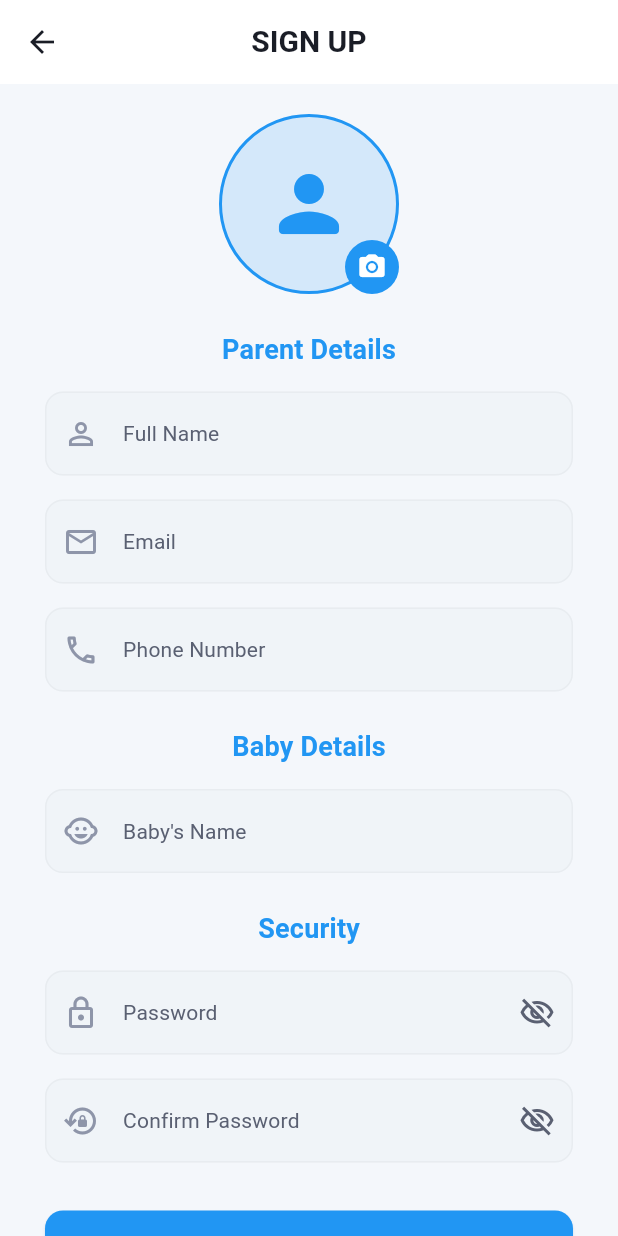
After one commit to umairva7/Smart-Baby-Band-FYP, a Flutter app: the screen it shows after launch, after a tap on "LOG IN", after a tap on "Sign Up", on a phone screen of 412 x 824 dp. The commit adds this screen. Run offline on Flutter 3.47's test engine with Material 3 defaults, Android fonts, the phone set to English and light mode, and no system bars; our stand-ins replace cloud_firestore, firebase_auth, firebase_core, firebase_messaging, firebase_storage, fl_chart and 1 more; accounts and stored records are empty.

Commit message:
implement Firebase Authentication for user login/signup and add logout functionality with token cleanup.

```diff
--- a/app/lib/login.dart
+++ b/app/lib/login.dart
@@ -1,5 +1,7 @@
 import 'package:flutter/material.dart';
+import 'package:firebase_auth/firebase_auth.dart';
 import 'dash.dart';
+import 'signup.dart';
 import 'services/fcm_service.dart';
 
 class LoginPage extends StatefulWidget {
@@ -17,24 +19,48 @@ class _LoginPageState extends State<LoginPage> {
   bool isLoading = false;
   bool _obscurePassword = true;
 
-  // TEMP login method (no Firebase)
+  // Real Firebase Login
   Future<void> loginUser() async {
     if (!_formKey.currentState!.validate()) return;
 
     setState(() => isLoading = true);
 
-    await Future.delayed(const Duration(seconds: 1)); // fake loading
+    try {
+      // 1. Sign in with Firebase Auth
+      final credential = await FirebaseAuth.instance.signInWithEmailAndPassword(
+        email: emailController.text.trim(),
+        password: passwordController.text,
+      );
 
-    // Initialize FCM — requests permission, saves token to Firestore
-    await FcmService.initialize();
+      if (credential.user != null) {
+        // 2. Initialize FCM — requests permission, saves token to Firestore
+        await FcmService.initialize();
 
-    setState(() => isLoading = false);
-
-    // Directly navigate to dashboard
-    Navigator.pushReplacement(
-      context,
-      MaterialPageRoute(builder: (context) => const DashboardPage()),
-    );
+        if (mounted) {
+          // 3. Navigate to dashboard
+          Navigator.pushReplacement(
+            context,
+            MaterialPageRoute(builder: (context) => const DashboardPage()),
+          );
+        }
+      }
+    } on FirebaseAuthException catch (e) {
+      if (mounted) {
+        ScaffoldMessenger.of(context).showSnackBar(
+          SnackBar(content: Text(e.message ?? 'Login failed')),
+        );
+      }
+    } catch (e) {
+      if (mounted) {
+        ScaffoldMessenger.of(context).showSnackBar(
+          SnackBar(content: Text('An error occurred: $e')),
+        );
+      }
+    } finally {
+      if (mounted) {
+        setState(() => isLoading = false);
+      }
+    }
   }
 
   @override
@@ -186,6 +212,30 @@ class _LoginPageState extends State<LoginPage> {
                           ),
                   ),
 
+                  const SizedBox(height: 16),
+
+                  // Sign up row
+                  Row(
+                    mainAxisAlignment: MainAxisAlignment.center,
+                    children: [
+                      Text(
+                        'Don\'t have an account?',
+                        style: theme.textTheme.bodyMedium?.copyWith(
+                          color: colorScheme.onSurfaceVariant,
+                        ),
+                      ),
+                      TextButton(
+                        onPressed: () {
+                          Navigator.push(
+                            context,
+                            MaterialPageRoute(builder: (context) => const SignupPage()),
+                          );
+                        },
+                        child: const Text('Sign Up'),
+                      ),
+                    ],
+                  ),
+
                   const SizedBox(height: 24),
                 ],
               ),
--- /dev/null
+++ b/app/lib/signup.dart
@@ -0,0 +1,362 @@
+import 'dart:io';
+import 'package:flutter/material.dart';
+import 'package:firebase_auth/firebase_auth.dart';
+import 'package:cloud_firestore/cloud_firestore.dart';
+import 'package:image_picker/image_picker.dart';
+import 'package:firebase_storage/firebase_storage.dart';
+import 'dash.dart';
+import 'services/fcm_service.dart';
+
+class SignupPage extends StatefulWidget {
+  const SignupPage({super.key});
+
+  @override
+  State<SignupPage> createState() => _SignupPageState();
+}
+
+class _SignupPageState extends State<SignupPage> {
+  final TextEditingController nameController = TextEditingController();
+  final TextEditingController emailController = TextEditingController();
+  final TextEditingController phoneController = TextEditingController();
+  final TextEditingController babyNameController = TextEditingController();
+  final TextEditingController passwordController = TextEditingController();
+  final TextEditingController confirmPasswordController = TextEditingController();
+  final _formKey = GlobalKey<FormState>();
+
+  bool isLoading = false;
+  bool _obscurePassword = true;
+  bool _obscureConfirmPassword = true;
+
+  File? _profileImage;
+
+  Future<void> _pickImage() async {
+
+    final ImagePicker picker = ImagePicker();
+    final XFile? image = await picker.pickImage(source: ImageSource.gallery);
+
+    if (image != null) {
+      setState(() {
+        _profileImage = File(image.path);
+      });
+    }
+
+    ScaffoldMessenger.of(context).showSnackBar(
+      const SnackBar(content: Text('Please run: flutter pub add image_picker firebase_storage first!')),
+    );
+  }
+
+  Future<void> registerUser() async {
+    if (!_formKey.currentState!.validate()) return;
+
+    setState(() => isLoading = true);
+
+    try {
+      // 1. Create user in Firebase Auth
+      final credential = await FirebaseAuth.instance.createUserWithEmailAndPassword(
+        email: emailController.text.trim(),
+        password: passwordController.text,
+      );
+
+      final user = credential.user;
+      if (user != null) {
+        String? profileImageUrl;
+
+        // 2. Upload Profile Image to Firebase Storage (Uncomment after installing packages)
+
+        if (_profileImage != null) {
+          final storageRef = FirebaseStorage.instance
+              .ref()
+              .child('user_profiles')
+              .child('${user.uid}.jpg');
+
+          await storageRef.putFile(_profileImage!);
+          profileImageUrl = await storageRef.getDownloadURL();
+        }
+
+
+        // 3. Store extended user data in Firestore
+        await FirebaseFirestore.instance.collection('users').doc(user.uid).set({
+          'name': nameController.text.trim(),
+          'email': emailController.text.trim(),
+          'phone': phoneController.text.trim(),
+          'baby_name': babyNameController.text.trim(),
+          'role': 'parent',
+          'profile_image': profileImageUrl ?? '',
+          'created_at': FieldValue.serverTimestamp(),
+        });
+
+        // 4. Initialize FCM
+        await FcmService.initialize();
+
+        if (mounted) {
+          Navigator.pushAndRemoveUntil(
+            context,
+            MaterialPageRoute(builder: (context) => const DashboardPage()),
+            (route) => false,
+          );
+        }
+      }
+    } on FirebaseAuthException catch (e) {
+      if (mounted) {
+        ScaffoldMessenger.of(context).showSnackBar(
+          SnackBar(content: Text(e.message ?? 'Registration failed')),
+        );
+      }
+    } catch (e) {
+      if (mounted) {
+        ScaffoldMessenger.of(context).showSnackBar(
+          SnackBar(content: Text('An error occurred: $e')),
+        );
+      }
+    } finally {
+      if (mounted) {
+        setState(() => isLoading = false);
+      }
+    }
+  }
+
+  @override
+  void dispose() {
+    nameController.dispose();
+    emailController.dispose();
+    phoneController.dispose();
+    babyNameController.dispose();
+    passwordController.dispose();
+    confirmPasswordController.dispose();
+    super.dispose();
+  }
+
+  @override
+  Widget build(BuildContext context) {
+    final theme = Theme.of(context);
+    final colorScheme = theme.colorScheme;
+
+    return Scaffold(
+      appBar: AppBar(
+        title: Text(
+          'SIGN UP',
+          style: theme.textTheme.headlineMedium,
+        ),
+      ),
+      body: SafeArea(
+        child: Center(
+          child: SingleChildScrollView(
+            padding: const EdgeInsets.symmetric(horizontal: 30, vertical: 20),
+            child: Form(
+              key: _formKey,
+              child: Column(
+                mainAxisAlignment: MainAxisAlignment.center,
+                children: [
+                  // Profile Image Picker
+                  GestureDetector(
+                    onTap: _pickImage,
+                    child: Stack(
+                      alignment: Alignment.bottomRight,
+                      children: [
+                        Container(
+                          width: 120,
+                          height: 120,
+                          decoration: BoxDecoration(
+                            shape: BoxShape.circle,
+                            color: colorScheme.primary.withValues(alpha: 0.15),
+                            border: Border.all(
+                              color: colorScheme.primary,
+                              width: 2,
+                            ),
+                            image: _profileImage != null
+                                ? DecorationImage(
+                                    image: FileImage(_profileImage!),
+                                    fit: BoxFit.cover,
+                                  )
+                                : null,
+                          ),
+                          child: _profileImage == null
+                              ? Icon(
+                                  Icons.person_rounded,
+                                  size: 60,
+                                  color: colorScheme.primary,
+                                )
+                              : null,
+                        ),
+                        Container(
+                          padding: const EdgeInsets.all(8),
+                          decoration: BoxDecoration(
+                            color: colorScheme.primary,
+                            shape: BoxShape.circle,
+                          ),
+                          child: const Icon(
+                            Icons.camera_alt_rounded,
+                            color: Colors.white,
+                            size: 20,
+                          ),
+                        ),
+                      ],
+                    ),
+                  ),
+
+                  const SizedBox(height: 24),
+                  Text(
+                    'Parent Details',
+                    style: theme.textTheme.titleLarge?.copyWith(
+                      color: colorScheme.primary,
+                      fontWeight: FontWeight.bold,
+                    ),
+                  ),
+                  const SizedBox(height: 16),
+
+                  // Name field
+                  TextFormField(
+                    controller: nameController,
+                    keyboardType: TextInputType.name,
+                    validator: (value) => value!.isEmpty ? 'Name is required' : null,
+                    decoration: const InputDecoration(
+                      labelText: 'Full Name',
+                      prefixIcon: Icon(Icons.person_outline),
+                    ),
+                  ),
+
+                  const SizedBox(height: 16),
+
+                  // Email field
+                  TextFormField(
+                    controller: emailController,
+                    keyboardType: TextInputType.emailAddress,
+                    validator: (value) {
+                      if (value == null || value.isEmpty) return 'Email is required';
+                      if (!value.contains('@')) return 'Enter a valid email';
+                      return null;
+                    },
+                    decoration: const InputDecoration(
+                      labelText: 'Email',
+                      prefixIcon: Icon(Icons.email_outlined),
+                    ),
+                  ),
+
+                  const SizedBox(height: 16),
+
+                  // Phone field
+                  TextFormField(
+                    controller: phoneController,
+                    keyboardType: TextInputType.phone,
+                    validator: (value) => value!.isEmpty ? 'Phone number is required' : null,
+                    decoration: const InputDecoration(
+                      labelText: 'Phone Number',
+                      prefixIcon: Icon(Icons.phone_outlined),
+                    ),
+                  ),
+
+                  const SizedBox(height: 24),
+                  Text(
+                    'Baby Details',
+                    style: theme.textTheme.titleLarge?.copyWith(
+                      color: colorScheme.primary,
+                      fontWeight: FontWeight.bold,
+                    ),
+                  ),
+                  const SizedBox(height: 16),
+
+                  // Baby Name field
+                  TextFormField(
+                    controller: babyNameController,
+                    keyboardType: TextInputType.name,
+                    validator: (value) => value!.isEmpty ? 'Baby\'s name is required' : null,
+                    decoration: const InputDecoration(
+                      labelText: 'Baby\'s Name',
+                      prefixIcon: Icon(Icons.child_care_rounded),
+                    ),
+                  ),
+
+                  const SizedBox(height: 24),
+                  Text(
+                    'Security',
+                    style: theme.textTheme.titleLarge?.copyWith(
+                      color: colorScheme.primary,
+                      fontWeight: FontWeight.bold,
+                    ),
+                  ),
+                  const SizedBox(height: 16),
+
+                  // Password field
+                  TextFormField(
+                    controller: passwordController,
+                    obscureText: _obscurePassword,
+                    validator: (value) {
+                      if (value == null || value.isEmpty) return 'Password is required';
+                      if (value.length < 6) return 'Password must be at least 6 characters';
+                      return null;
+                    },
+                    decoration: InputDecoration(
+                      labelText: 'Password',
+                      prefixIcon: const Icon(Icons.lock_outlined),
+                      suffixIcon: IconButton(
+                        icon: Icon(_obscurePassword ? Icons.visibility_off_outlined : Icons.visibility_outlined),
+                        onPressed: () => setState(() => _obscurePassword = !_obscurePassword),
+                      ),
+                    ),
+                  ),
+
+                  const SizedBox(height: 16),
+
+                  // Confirm Password field
+                  TextFormField(
+                    controller: confirmPasswordController,
+                    obscureText: _obscureConfirmPassword,
+                    validator: (value) {
+                      if (value == null || value.isEmpty) return 'Please confirm your password';
+                      if (value != passwordController.text) return 'Passwords do not match!';
+                      return null;
+                    },
+                    decoration: InputDecoration(
+                      labelText: 'Confirm Password',
+                      prefixIcon: const Icon(Icons.lock_reset_outlined),
+                      suffixIcon: IconButton(
+                        icon: Icon(_obscureConfirmPassword ? Icons.visibility_off_outlined : Icons.visibility_outlined),
+                        onPressed: () => setState(() => _obscureConfirmPassword = !_obscureConfirmPassword),
+                      ),
+                    ),
+                  ),
+
+                  const SizedBox(height: 32),
+
+                  // Sign up button
+                  SizedBox(
+                    width: double.infinity,
+                    child: isLoading
+                        ? Center(child: CircularProgressIndicator(color: colorScheme.primary))
+                        : ElevatedButton(
+                            onPressed: registerUser,
+                            child: const Padding(
+                              padding: EdgeInsets.symmetric(vertical: 12),
+                              child: Text('CREATE ACCOUNT', style: TextStyle(fontSize: 16)),
+                            ),
+                          ),
+                  ),
+
+                  const SizedBox(height: 16),
+
+                  // Back to Login
+                  Row(
+                    mainAxisAlignment: MainAxisAlignment.center,
+                    children: [
+                      Text(
+                        'Already have an account?',
+                        style: theme.textTheme.bodyMedium?.copyWith(
+                          color: colorScheme.onSurfaceVariant,
+                        ),
+                      ),
+                      TextButton(
+                        onPressed: () => Navigator.pop(context),
+                        child: const Text('Log In'),
+                      ),
+                    ],
+                  ),
+                  const SizedBox(height: 24),
+                ],
+              ),
+            ),
+          ),
+        ),
+      ),
+    );
+  }
+}
--- a/app/pubspec.yaml
+++ b/app/pubspec.yaml
@@ -15,6 +15,8 @@ dependencies:
   firebase_auth: ^5.5.2
   cloud_firestore: ^5.6.7
   firebase_messaging: ^15.2.5
+  image_picker: ^1.2.2
+  firebase_storage: ^12.4.10
 
 
 dev_dependencies:
```
Also changed, not shown: app/lib/settings.dart (+33 -3 lines), app/pubspec.lock, 7 other files.
